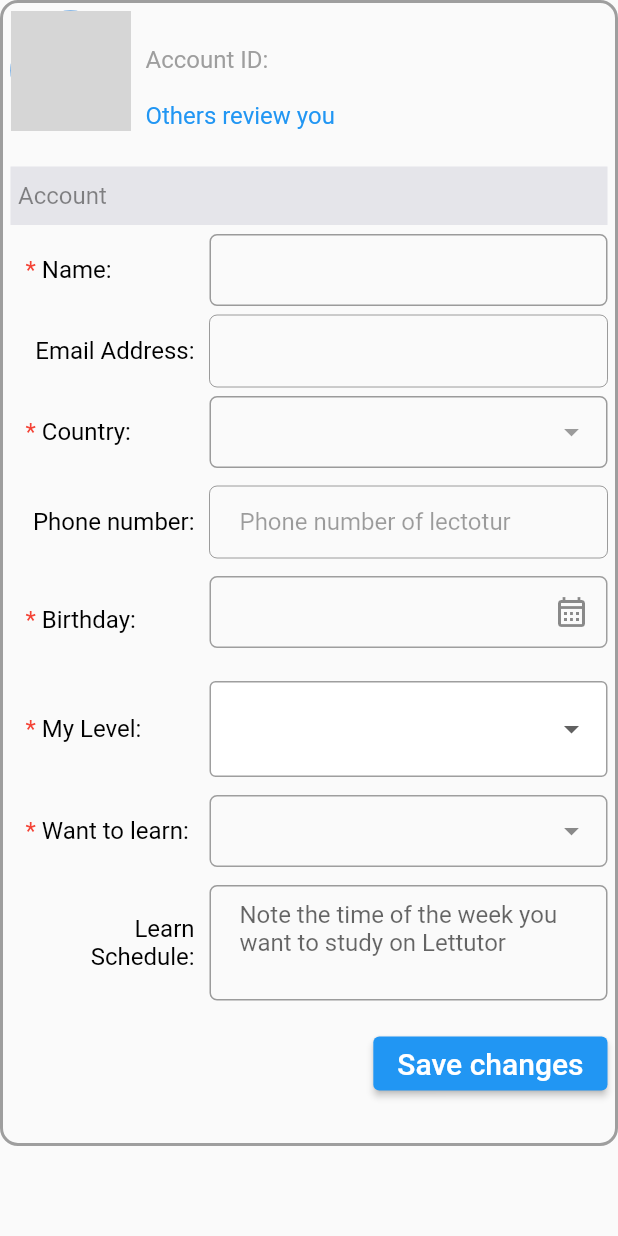
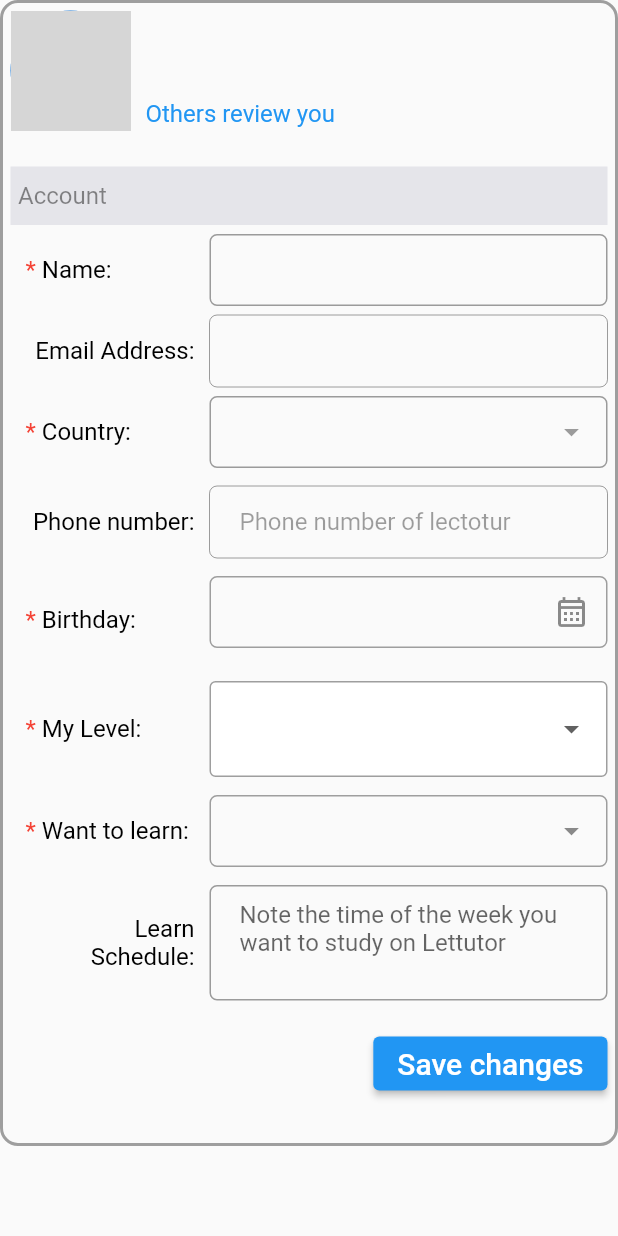
Before and after one commit to TranNgocVy/lectutor, a Flutter app: the ProfilePage widget shown alone on an empty page, opened directly with empty values, on a phone screen of 412 x 824 dp. Run offline on Flutter 3.47's test engine with Material 2 defaults, Android fonts, the phone set to English and light mode, and no system bars; drawn by our look-alikes of dropdown_search; our stand-ins replace chewie, dio, file_picker, flutter_countdown_timer, flutter_svg_provider, video_player; missing offline and left inert: time_range_picker; generated files the repository leaves out were written again; network calls fail; grey boxes are pictures that could not be loaded.

Commit message:
basic-flow: update

```diff
--- a/lectutor/lib/model/tutorDetail.dart
+++ b/lectutor/lib/model/tutorDetail.dart
@@ -23,7 +23,7 @@ class TutorDetail {
   bool? isFavorite;
   double? avgRating;
   int? totalFeedback;
-  List<FeedBack> feedlist =[];
+  List<FeedBack>? feedlist;
   factory TutorDetail.fromJson(Map<String, dynamic> json) => _$TutorDetailFromJson(json);
 
   Map<String, dynamic> toJson() => _$TutorDetailToJson(this);
--- a/lectutor/lib/view/account/profile.dart
+++ b/lectutor/lib/view/account/profile.dart
@@ -170,9 +170,9 @@ class _ProfilePageState extends State<ProfilePage> {
                           ),
                         ),
                         Text(
-                          "Account ID: ${user!.id}",
+                          "${user!.id}",
                           style: TextStyle(
-                            fontSize: 16,
+                            fontSize: 14,
                             color: Colors.grey,
                           ),
                         ),
--- a/lectutor/lib/view/auth/register.dart
+++ b/lectutor/lib/view/auth/register.dart
@@ -195,7 +195,7 @@ class _RegisterPageState extends State<RegisterPage> {
                           onPressed: () {
                             Navigator.pop(context);
                             if (data != null){
-                              Navigator.pushNamed(context, "/");
+                              Navigator.popUntil(context,ModalRoute.withName('/'));
                             }
                           },
                           child: const Text('Ok', style: TextStyle(color: Colors.white),),
--- a/lectutor/lib/view/teacher/teacherDetail.dart
+++ b/lectutor/lib/view/teacher/teacherDetail.dart
@@ -426,7 +426,7 @@ class _TeacherDetailPage extends State<TeacherDetailPage> {
                                 ),
                                 Expanded(
                                     child: ListView(
-                                        children: getReviewList(widget.tutorDetail.feedlist)
+                                        children: getReviewList(widget.tutorDetail.feedlist!)
                                     )),
                               ],
                             ),
```
Also changed, not shown: lectutor/lib/view/teacher/teacherList.dart (+4 -3 lines), lectutor/lib/model/tutorDetail.g.dart.
